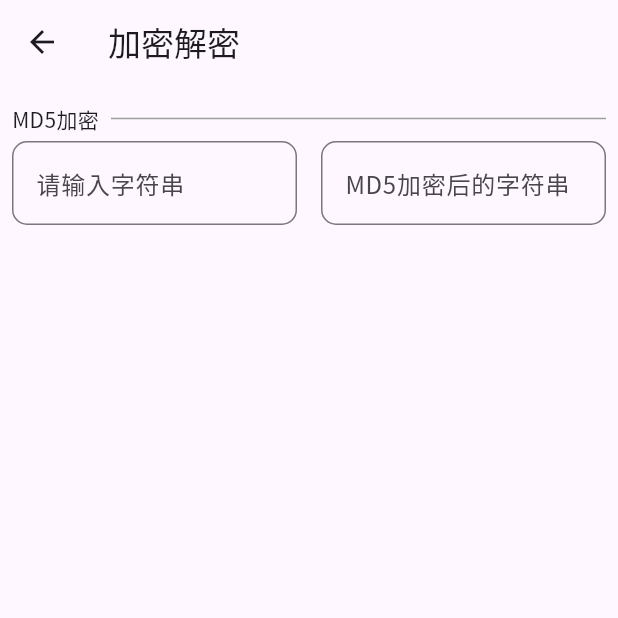
After one commit to licheng1013/toy-flutter, a Flutter app: the SecretPage screen opened directly, on a phone screen of 412 x 824 dp, the top half of it. The commit adds this screen. Run offline on Flutter 3.47's test engine with Material 2 defaults, Android fonts, the phone set to English and light mode, and no system bars; our stand-ins replace flutter_animate, get, shared_preferences; missing offline and left inert: dart:ffi, win32, window_manager; accounts and stored records are empty.

Commit message:
增加md5转换!

```diff
--- /dev/null
+++ b/lib/tool/secret/logic.dart
@@ -0,0 +1,7 @@
+import 'package:get/get.dart';
+
+import 'state.dart';
+
+class SecretLogic extends GetxController {
+  final SecretState state = SecretState();
+}
--- /dev/null
+++ b/lib/tool/secret/state.dart
@@ -0,0 +1,16 @@
+
+import 'dart:convert';
+
+import 'package:crypto/crypto.dart';
+import 'package:flutter/widgets.dart';
+
+class SecretState {
+  var md5LaterText = TextEditingController();
+  var md5Text = TextEditingController();
+
+  SecretState() {
+    md5Text.addListener(() {
+      md5LaterText.text = md5.convert(utf8.encode(md5Text.text)).toString();
+    });
+  }
+}
--- /dev/null
+++ b/lib/tool/secret/view.dart
@@ -0,0 +1,49 @@
+import 'package:flutter/material.dart';
+import 'package:get/get.dart';
+import 'package:toy/common/ui_util.dart';
+
+import 'logic.dart';
+
+class SecretPage extends StatelessWidget {
+  SecretPage({Key? key}) : super(key: key);
+
+  final logic = Get.put(SecretLogic());
+  final state = Get.find<SecretLogic>().state;
+
+  @override
+  Widget build(BuildContext context) {
+    return Scaffold(
+      appBar: AppBar(
+        title: const Text('加密解密'),
+      ),
+      body: Padding(
+        padding: const EdgeInsets.all(8.0),
+        child: Column(
+          children: [
+            // 随机字符串生成
+            UiUtil.lineTitle('MD5加密'),
+            Row(
+              children: [
+                // 显示随机字符串
+                Expanded(
+                  child: TextField(
+                    controller: state.md5Text,
+                    decoration: UiUtil.inputDecoration("请输入字符串"),
+                  ),
+                ),
+                UiUtil.width,
+                // 显示随机字符串
+                Expanded(
+                  child: TextField(
+                    controller: state.md5LaterText,
+                    decoration: UiUtil.inputDecoration("MD5加密后的字符串"),
+                  ),
+                ),
+              ],
+            ),
+          ],
+        ),
+      ),
+    );
+  }
+}
--- a/lib/tool/state.dart
+++ b/lib/tool/state.dart
@@ -2,6 +2,7 @@ import 'package:flutter/material.dart';
 import 'package:flutter/widgets.dart';
 import 'package:get/get.dart';
 import 'package:toy/tool/about/view.dart';
+import 'package:toy/tool/secret/view.dart';
 import 'package:toy/tool/str/view.dart';
 
 class ToolState {
@@ -12,7 +13,7 @@ class ToolState {
 
   final List<ToolDto> tools = [
     ToolDto('字符串', StrPage(),icon: const Icon(Icons.text_fields_outlined,color: Colors.deepOrangeAccent,)),
-    ToolDto('加密解密', StrPage(),icon: const Icon(Icons.lock_clock_outlined,color: Colors.purpleAccent,)),
+    ToolDto('加密解密', SecretPage(),icon: const Icon(Icons.lock_clock_outlined,color: Colors.purpleAccent,)),
     ToolDto('关于', AboutPage(),icon: const Icon(Icons.help_center_outlined,color: Colors.blue,)),
   ];
 }
--- a/lib/tool/str/view.dart
+++ b/lib/tool/str/view.dart
@@ -28,7 +28,7 @@ class StrPage extends StatelessWidget {
                 children: [
                   FilledButton(
                     onPressed: () {
-                        state.randomStr();
+                      state.randomStr();
                     },
                     child: const Text('随机生成'),
                   ),
--- a/pubspec.yaml
+++ b/pubspec.yaml
@@ -16,6 +16,7 @@ dependencies:
   window_manager: ^0.3.5 # 窗口管理
   shared_preferences: ^2.1.1 # 本地存储
   flutter_animate: ^4.2.0 # 动画库
+  crypto: ^3.0.3 # 加密库
 
 
 dev_dependencies:
```
Also changed, not shown: pubspec.lock.
